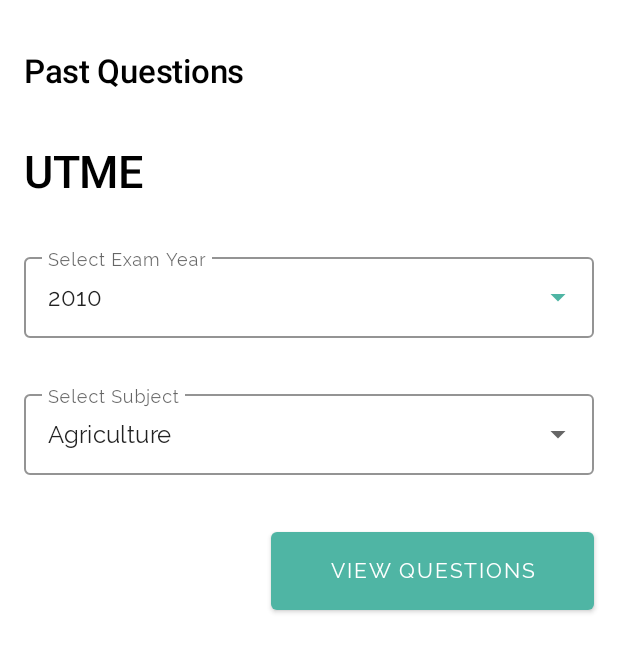
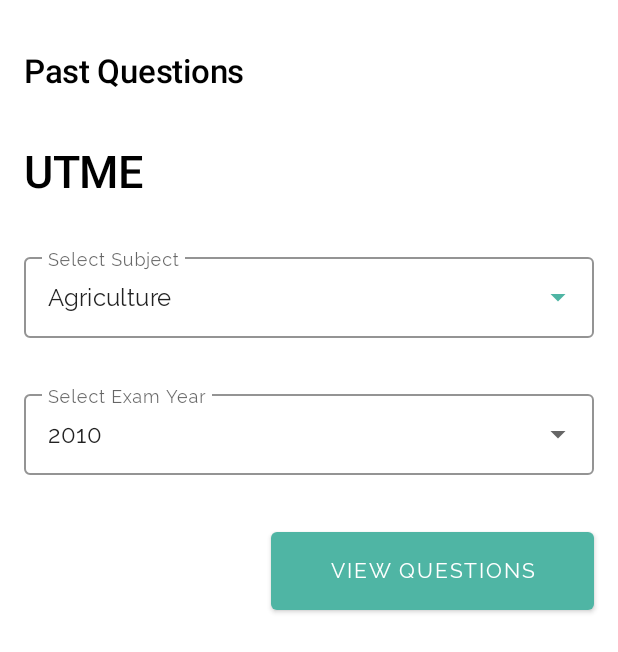
Before and after one commit to TobiAlbert/Prepsy, an Android app: the screen it shows after launch (HomeActivity), on a phone screen of 412 x 824 dp. Shown: the top 652 px of the screen. Run offline under Robolectric (Android 15) with nearby library versions, the phone set to English and light mode, and no system bars; our stand-ins replace Dagger/Hilt's generated code.

```diff
--- a/app/src/main/java/app/prepsy/di/AppModule.kt
+++ b/app/src/main/java/app/prepsy/di/AppModule.kt
@@ -1,12 +1,15 @@
 package app.prepsy.di
 
+import app.prepsy.domain.entities.Subject as SubjectEntity
 import app.prepsy.ui.mappers.AnswerMapper
 import app.prepsy.domain.entities.Question as QuestionEntity
 import app.prepsy.domain.entities.Option as OptionEntity
 import app.prepsy.ui.mappers.Mapper
 import app.prepsy.ui.mappers.QuestionMapper
+import app.prepsy.ui.mappers.SubjectMapper
 import app.prepsy.ui.models.Option
 import app.prepsy.ui.models.Question
+import app.prepsy.ui.models.Subject
 import dagger.Binds
 import dagger.Module
 import dagger.hilt.InstallIn
@@ -24,4 +27,9 @@ abstract class AppModule {
     abstract fun answerMapper(
         answerMapper: AnswerMapper
     ): Mapper<Option, OptionEntity>
+
+    @Binds
+    abstract fun subjectMapper(
+        subjectMapper: SubjectMapper
+    ): Mapper<Subject, SubjectEntity>
 }
--- a/app/src/main/java/app/prepsy/di/DataModule.kt
+++ b/app/src/main/java/app/prepsy/di/DataModule.kt
@@ -3,12 +3,17 @@ package app.prepsy.di
 import app.prepsy.data.mapper.AnswerDataMapper
 import app.prepsy.data.mapper.Mapper
 import app.prepsy.data.mapper.QuestionDataMapper
+import app.prepsy.data.mapper.SubjectDataMapper
 import app.prepsy.data.models.Option
 import app.prepsy.data.models.Question
+import app.prepsy.data.models.Subject
 import app.prepsy.data.repository.answer.AnswerRepositoryImpl
 import app.prepsy.data.repository.question.QuestionRepositoryImpl
+import app.prepsy.data.repository.subject.SubjectRepositoryImpl
+import app.prepsy.domain.entities.Subject as SubjectEntity
 import app.prepsy.domain.repository.AnswerRepository
 import app.prepsy.domain.repository.QuestionRepository
+import app.prepsy.domain.repository.SubjectRepository
 import app.prepsy.domain.entities.Question as QuestionEntity
 import app.prepsy.domain.entities.Option as OptionEntity
 import dagger.Binds
@@ -31,6 +36,11 @@ abstract class DataModule {
     ): Mapper<QuestionEntity, Question>
 
     @Binds
+    abstract fun bindSubjectDataMapper(
+        subjectDataMapper: SubjectDataMapper
+    ): Mapper<SubjectEntity, Subject>
+
+    @Binds
     abstract fun bindQuestionRepository(
         questionRepositoryImpl: QuestionRepositoryImpl
     ): QuestionRepository
@@ -39,4 +49,9 @@ abstract class DataModule {
     abstract fun bindAnswerRepository(
         answerRepositoryImpl: AnswerRepositoryImpl
     ): AnswerRepository
+
+    @Binds
+    abstract fun bindSubjectRepository(
+        subjectRepositoryImpl: SubjectRepositoryImpl
+    ): SubjectRepository
 }
--- a/app/src/main/java/app/prepsy/ui/HomeFragment.kt
+++ /dev/null
@@ -1,90 +0,0 @@
-package app.prepsy.ui
-
-import android.os.Bundle
-import android.view.LayoutInflater
-import android.view.View
-import android.view.ViewGroup
-import android.widget.ArrayAdapter
-import androidx.core.view.marginTop
-import androidx.core.view.updatePadding
-import androidx.fragment.app.Fragment
-import androidx.navigation.fragment.findNavController
-import app.prepsy.R
-import app.prepsy.databinding.FragmentHomeBinding
-
-class HomeFragment : Fragment() {
-
-    private var _binding: FragmentHomeBinding? = null
-    private val binding get() = _binding!!
-
-    override fun onCreateView(
-        inflater: LayoutInflater,
-        container: ViewGroup?,
-        savedInstanceState: Bundle?
-    ): View?  {
-        _binding = FragmentHomeBinding.inflate(inflater, container, false)
-        return binding.root
-    }
-
-    override fun onViewCreated(view: View, savedInstanceState: Bundle?) {
-        super.onViewCreated(view, savedInstanceState)
-
-        val years = listOf(
-            2010, 2011, 2012, 2013, 2014, 2015,
-            2016, 2017, 2018, 2019, 2020
-        )
-        val yearsAdapter = ArrayAdapter(requireContext(), R.layout.list_item_dropdown, years)
-        binding.selectYearAT.apply {
-            setAdapter(yearsAdapter)
-            setText(years.first().toString(), false)
-        }
-
-        val subjects = listOf(
-            "Agriculture",
-            "Arabic",
-            "Art",
-            "Biology",
-            "Chemistry",
-            "CRS",
-            "Commerce",
-            "Economics",
-            "French",
-            "Geography",
-            "Government",
-            "Hausa",
-            "History",
-            "Home Economics",
-            "Igbo",
-            "Islamic Studies",
-            "Literature in English",
-            "Mathematics",
-            "Music",
-            "Physics",
-            "Principles of Accounts",
-            "Use of English",
-            "Yoruba"
-        )
-
-        val subjectsAdapter = ArrayAdapter(requireContext(), R.layout.list_item_dropdown, subjects)
-        binding.selectSubjectAT.apply {
-            setAdapter(subjectsAdapter)
-            setText(subjects.first(), false)
-        }
-
-        binding.viewQuestionsBtn.setOnClickListener {
-            findNavController().navigate(R.id.action_homeFragment_to_questionPageFragment)
-        }
-
-        val paddingTop = binding.textView.paddingTop
-
-        binding.textView.setOnApplyWindowInsetsListener { v, insets ->
-            v.updatePadding(top = insets.systemWindowInsetTop + paddingTop)
-            insets
-        }
-    }
-
-    override fun onDestroyView() {
-        super.onDestroyView()
-        _binding = null
-    }
-}
--- /dev/null
+++ b/app/src/main/java/app/prepsy/ui/home/HomeFragment.kt
@@ -0,0 +1,101 @@
+package app.prepsy.ui.home
+
+import android.os.Bundle
+import android.view.LayoutInflater
+import android.view.View
+import android.view.ViewGroup
+import android.widget.AdapterView
+import android.widget.ArrayAdapter
+import androidx.core.view.updatePadding
+import androidx.fragment.app.Fragment
+import androidx.fragment.app.viewModels
+import androidx.lifecycle.Observer
+import androidx.navigation.fragment.findNavController
+import app.prepsy.R
+import app.prepsy.databinding.FragmentHomeBinding
+import app.prepsy.ui.models.Subject
+import app.prepsy.utils.createSubjectsAdapter
+import dagger.hilt.android.AndroidEntryPoint
+
+@AndroidEntryPoint
+class HomeFragment : Fragment() {
+
+    private val homeViewModel: HomeViewModel by viewModels()
+
+    private var _binding: FragmentHomeBinding? = null
+    private val binding get() = _binding!!
+
+    private lateinit var mSubjects: List<Subject>
+    private lateinit var mSubjectAdapter: ArrayAdapter<Subject>
+    private lateinit var mYearAdapter: ArrayAdapter<String>
+
+    override fun onCreateView(
+        inflater: LayoutInflater,
+        container: ViewGroup?,
+        savedInstanceState: Bundle?
+    ): View?  {
+        _binding = FragmentHomeBinding.inflate(inflater, container, false)
+        return binding.root
+    }
+
+    override fun onViewCreated(view: View, savedInstanceState: Bundle?) {
+        super.onViewCreated(view, savedInstanceState)
+        setupUi()
+        observeViewModel()
+    }
+
+    private fun setupUi() {
+
+        mSubjectAdapter = requireContext().createSubjectsAdapter(mutableListOf())
+        mYearAdapter = ArrayAdapter(requireContext(), R.layout.list_item_dropdown, mutableListOf())
+
+        binding.selectYearAT.setAdapter(mYearAdapter)
+
+        binding.selectSubjectAT.setAdapter(mSubjectAdapter)
+        binding.selectSubjectAT.onItemClickListener =
+            AdapterView.OnItemClickListener { parent, view, position, id ->
+                if (::mSubjects.isInitialized) {
+                    val subject: Subject = mSubjects[position]
+                    homeViewModel.getAvailableYearsForSubject(subject.id)
+                }
+            }
+
+        binding.viewQuestionsBtn.setOnClickListener {
+            findNavController().navigate(R.id.action_homeFragment_to_questionPageFragment)
+        }
+
+        val paddingTop = binding.textView.paddingTop
+        binding.textView.setOnApplyWindowInsetsListener { v, insets ->
+            v.updatePadding(top = insets.systemWindowInsetTop + paddingTop)
+            insets
+        }
+    }
+
+    private fun observeViewModel() {
+        homeViewModel.getSubjects().observe(viewLifecycleOwner, Observer {
+            it?.let { subjects: List<Subject> ->
+                mSubjects = subjects
+
+                mSubjectAdapter.clear()
+                mSubjectAdapter.addAll(subjects)
+                mSubjectAdapter.notifyDataSetChanged()
+                binding.selectSubjectAT.setText(subjects.first().name, false)
+            }
+        })
+
+        homeViewModel.getYears().observe(viewLifecycleOwner, Observer {
+            it?.let { years: List<String> ->
+
+                mYearAdapter.clear()
+                mYearAdapter.addAll(years)
+
+                binding.selectYearAT.setText(years.first().toString(), false)
+            }
+        })
+    }
+
+    override fun onDestroyView() {
+        super.onDestroyView()
+        _binding = null
+    }
+}
--- /dev/null
+++ b/app/src/main/java/app/prepsy/ui/home/HomeViewModel.kt
@@ -0,0 +1,43 @@
+package app.prepsy.ui.home
+
+import androidx.lifecycle.LiveData
+import androidx.lifecycle.MutableLiveData
+import androidx.lifecycle.ViewModel
+import app.prepsy.domain.entities.Subject as SubjectEntity
+import app.prepsy.domain.usecases.GetAllSubjects
+import app.prepsy.domain.usecases.GetSubjectYears
+import app.prepsy.ui.mappers.Mapper
+import app.prepsy.ui.models.Subject
+import dagger.hilt.android.lifecycle.HiltViewModel
+import javax.inject.Inject
+
+@HiltViewModel
+class HomeViewModel @Inject constructor(
+    private val getAllSubjectsUseCase: GetAllSubjects,
+    private val getSubjectYears: GetSubjectYears,
+    private val subjectMapper: Mapper<Subject, SubjectEntity>
+): ViewModel() {
+
+    private val subjects = MutableLiveData<List<Subject>>()
+    private val years = MutableLiveData<List<String>>()
+
+    fun getSubjects(): LiveData<List<Subject>> = subjects
+    fun getYears(): LiveData<List<String>> = years
+
+    init {
+        getAllSubjectsUseCase.invoke().map { subjectMapper.from(it) }
+            .also {
+                subjects.postValue(it)
+                it.let { s: List<Subject> ->
+                    if (s.isNotEmpty()) {
+                        getAvailableYearsForSubject(it.first().id)
+                    }
+                }
+            }
+    }
+
+    fun getAvailableYearsForSubject(subjectId: String) {
+        getSubjectYears(subjectId).map { it.toString() }
+            .also { years.postValue(it) }
+    }
+}
--- /dev/null
+++ b/app/src/main/java/app/prepsy/ui/mappers/SubjectMapper.kt
@@ -0,0 +1,17 @@
+package app.prepsy.ui.mappers
+
+import app.prepsy.ui.models.Subject
+import app.prepsy.domain.entities.Subject as SubjectEntity
+import javax.inject.Inject
+
+class SubjectMapper @Inject constructor(): Mapper<Subject, SubjectEntity> {
+    override fun from(e: SubjectEntity): Subject = Subject(
+        id = e.id,
+        name = e.name
+    )
+
+    override fun to(t: Subject): SubjectEntity = SubjectEntity(
+        id = t.id,
+        name = t.name
+    )
+}
--- a/app/src/main/java/app/prepsy/ui/models/Question.kt
+++ b/app/src/main/java/app/prepsy/ui/models/Question.kt
@@ -1,16 +1,17 @@
 package app.prepsy.ui.models
 
+import android.os.Parcelable
 import kotlinx.parcelize.Parcelize
 
 @Parcelize
 data class Option(
     val alphabet: String,
     val text: String
-)
+): Parcelable
 
 @Parcelize
 data class Question(
     val text: String,
     val options: List<Option>,
     val answer: Option
-)
+): Parcelable
--- /dev/null
+++ b/app/src/main/java/app/prepsy/ui/models/Subject.kt
@@ -0,0 +1,8 @@
+package app.prepsy.ui.models
+
+data class Subject(
+    val id: String,
+    val name: String
+) {
+    override fun toString(): String = name
+}
--- a/app/src/main/java/app/prepsy/utils/Ext.kt
+++ b/app/src/main/java/app/prepsy/utils/Ext.kt
@@ -3,12 +3,15 @@ package app.prepsy.utils
 import android.content.Context
 import android.content.Intent
 import android.view.View
+import android.widget.ArrayAdapter
 import androidx.annotation.ColorRes
 import androidx.annotation.StringRes
 import androidx.appcompat.app.AppCompatActivity
 import androidx.core.content.ContextCompat
 import androidx.fragment.app.Fragment
 import androidx.viewpager2.widget.ViewPager2
+import app.prepsy.R
+import app.prepsy.ui.models.Subject
 import com.google.android.material.snackbar.Snackbar
 
 // Activity / Context Extensions
@@ -16,12 +19,11 @@ inline fun <reified T: AppCompatActivity> Context.startActivity() {
     this.startActivity(Intent(this, T::class.java))
 }
 
-fun Fragment.setStatusBarColor(@ColorRes color: Int) = with(this) {
-    requireActivity().window.statusBarColor = getColorCompat(color)
-}
-
 fun Fragment.getColorCompat(@ColorRes color: Int) = this.requireContext().getColorCompat(color)
 fun Context.getColorCompat(@ColorRes color: Int) = ContextCompat.getColor(this, color)
+
+fun Context.createSubjectsAdapter(data: List<Subject>): ArrayAdapter<Subject> =
+    ArrayAdapter(this, R.layout.list_item_dropdown, data)
 
 // View Pager Extensions
 fun ViewPager2.onPageSelected(callback: (position: Int) -> Unit) {
--- a/app/src/main/res/layout/fragment_home.xml
+++ b/app/src/main/res/layout/fragment_home.xml
@@ -55,11 +55,12 @@
         app:layout_constraintTop_toBottomOf="@+id/textView2">
 
         <AutoCompleteTextView
-            android:id="@+id/selectYearAT"
+            android:id="@+id/selectSubjectAT"
             android:layout_width="match_parent"
             android:layout_height="match_parent"
-            android:hint="@string/select_exam_year_hint"
+            android:hint="@string/select_subject_hint"
             android:inputType="none" />
+
     </com.google.android.material.textfield.TextInputLayout>
 
     <com.google.android.material.textfield.TextInputLayout
@@ -73,12 +74,11 @@
         app:layout_constraintTop_toBottomOf="@+id/textInputLayout">
 
         <AutoCompleteTextView
-            android:id="@+id/selectSubjectAT"
+            android:id="@+id/selectYearAT"
             android:layout_width="match_parent"
             android:layout_height="match_parent"
-            android:hint="@string/select_subject_hint"
+            android:hint="@string/select_exam_year_hint"
             android:inputType="none" />
-
     </com.google.android.material.textfield.TextInputLayout>
 
     <com.google.android.material.button.MaterialButton
--- a/app/src/main/res/navigation/nav_graph.xml
+++ b/app/src/main/res/navigation/nav_graph.xml
@@ -7,7 +7,7 @@
 
     <fragment
         android:id="@+id/homeFragment"
-        android:name="app.prepsy.ui.HomeFragment"
+        android:name="app.prepsy.ui.home.HomeFragment"
         android:label="HomeFragment" >
         <action
             android:id="@+id/action_homeFragment_to_questionPageFragment"
--- /dev/null
+++ b/data/src/main/java/app/prepsy/data/mapper/SubjectDataMapper.kt
@@ -0,0 +1,17 @@
+package app.prepsy.data.mapper
+
+import app.prepsy.data.models.Subject
+import app.prepsy.domain.entities.Subject as SubjectEntity
+import javax.inject.Inject
+
+class SubjectDataMapper @Inject constructor(): Mapper<SubjectEntity, Subject> {
+    override fun from(e: Subject): SubjectEntity = SubjectEntity(
+        id = e.id,
+        name = e.name
+    )
+
+    override fun to(t: SubjectEntity): Subject = Subject(
+        id = t.id,
+        name = t.name
+    )
+}
--- /dev/null
+++ b/data/src/main/java/app/prepsy/data/models/Subject.kt
@@ -0,0 +1,6 @@
+package app.prepsy.data.models
+
+data class Subject(
+    val id: String = "",
+    val name: String
+)
--- /dev/null
+++ b/data/src/main/java/app/prepsy/data/repository/subject/SubjectRepositoryImpl.kt
@@ -0,0 +1,40 @@
+package app.prepsy.data.repository.subject
+
+import app.prepsy.domain.entities.Subject
+import app.prepsy.domain.repository.SubjectRepository
+import javax.inject.Inject
+
+class SubjectRepositoryImpl @Inject constructor() : SubjectRepository {
+
+    override fun getAllSubjects(): List<Subject> = listOf(
+        Subject(name = "Agriculture"),
+        Subject(name = "Arabic"),
+        Subject(name = "Art"),
+        Subject(name = "Biology"),
+        Subject(name = "Chemistry"),
+        Subject(name = "CRS"),
+        Subject(name = "Commerce"),
+        Subject(name = "Economics"),
+        Subject(name = "French"),
+        Subject(name = "Geography"),
+        Subject(name = "Government"),
+        Subject(name = "Hausa"),
+        Subject(name = "History"),
+        Subject(name = "Home Economics"),
+        Subject(name = "Igbo"),
+        Subject(name = "Islamic Studies"),
+        Subject(name = "Literature in English"),
+        Subject(name = "Mathematics"),
+        Subject(name = "Music"),
+        Subject(name = "Physics"),
+        Subject(name = "Principles of Accounts"),
+        Subject(name = "Use of English"),
+        Subject(name = "Yoruba")
+    )
+
+    override fun getYearsForSubject(subjectId: String): List<Int> = listOf(
+        2010, 2011, 2012, 2013, 2014, 2015,
+        2016, 2017, 2018, 2019, 2020
+    )
+
+}
--- /dev/null
+++ b/domain/src/main/java/app/prepsy/domain/entities/Subject.kt
@@ -0,0 +1,6 @@
+package app.prepsy.domain.entities
+
+data class Subject(
+    val id: String = "",
+    val name: String
+)
--- /dev/null
+++ b/domain/src/main/java/app/prepsy/domain/repository/SubjectRepository.kt
@@ -0,0 +1,8 @@
+package app.prepsy.domain.repository
+
+import app.prepsy.domain.entities.Subject
+
+interface SubjectRepository {
+    fun getAllSubjects(): List<Subject>
+    fun getYearsForSubject(subjectId: String): List<Int>
+}
--- /dev/null
+++ b/domain/src/main/java/app/prepsy/domain/usecases/GetAllSubjects.kt
@@ -0,0 +1,10 @@
+package app.prepsy.domain.usecases
+
+import app.prepsy.domain.entities.Subject
+import app.prepsy.domain.repository.SubjectRepository
+import javax.inject.Inject
+
+class GetAllSubjects @Inject constructor(private val repo: SubjectRepository) {
+
+    operator fun invoke(): List<Subject> = repo.getAllSubjects()
+}
--- /dev/null
+++ b/domain/src/main/java/app/prepsy/domain/usecases/GetSubjectYears.kt
@@ -0,0 +1,8 @@
+package app.prepsy.domain.usecases
+
+import app.prepsy.domain.repository.SubjectRepository
+import javax.inject.Inject
+
+class GetSubjectYears @Inject constructor(private val repo: SubjectRepository) {
+    operator fun invoke(subjectId: String): List<Int> = repo.getYearsForSubject(subjectId)
+}
```
